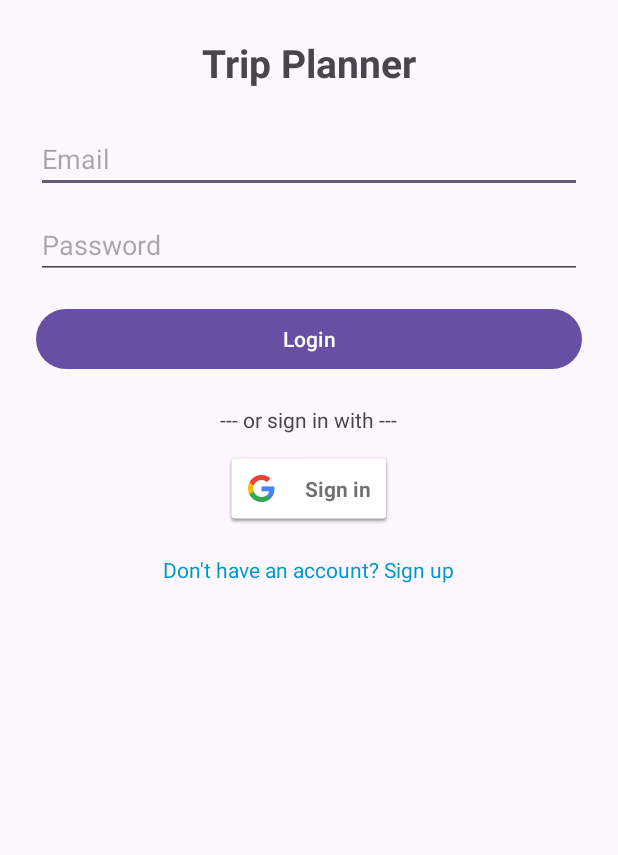
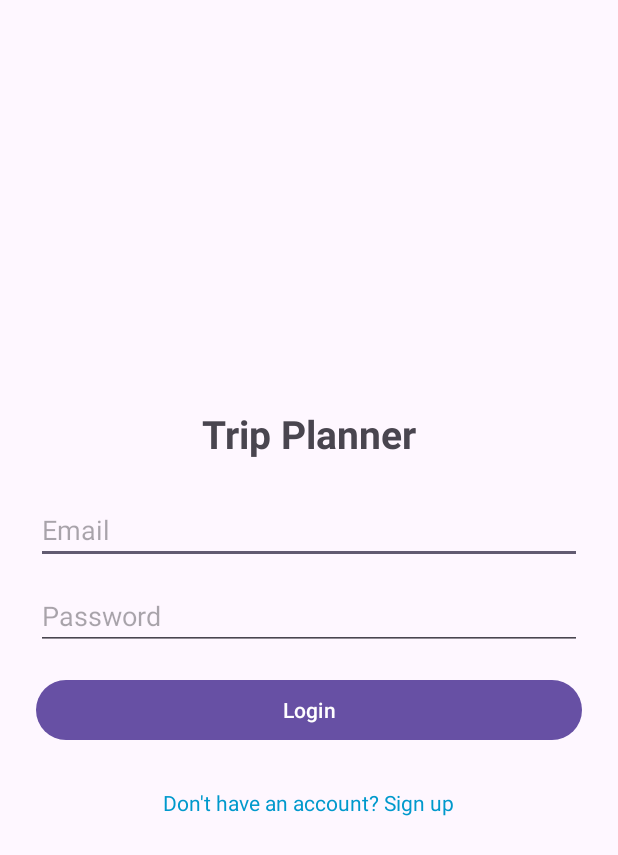
Before and after one commit to donyafallah/TripPlanner, an Android app: the screen it shows after launch (MainActivity before the commit, LoginActivity after it), after a tap on "Login", on a phone screen of 412 x 824 dp. Shown: the top 855 px of the screen. Run offline under Robolectric (Android 15) with nearby library versions, the light colour scheme and no system bars.

Commit message:
Add login and signup screens with basic validation and navigation

```diff
--- /dev/null
+++ b/app/src/main/java/ir/shariaty/tripplaner/LoginActivity.java
@@ -0,0 +1,57 @@
+package ir.shariaty.tripplaner;
+
+import android.content.Intent;
+import android.os.Bundle;
+import android.view.View;
+import android.widget.Button;
+import android.widget.EditText;
+import android.widget.TextView;
+import android.widget.Toast;
+
+import androidx.annotation.Nullable;
+import androidx.appcompat.app.AppCompatActivity;
+
+public class LoginActivity extends AppCompatActivity {
+
+    private EditText emailInput, passwordInput;
+    private Button loginBtn;
+    private TextView goToSignUp;
+
+    @Override
+    protected void onCreate(@Nullable Bundle savedInstanceState) {
+        super.onCreate(savedInstanceState);
+        setContentView(R.layout.activity_login);
+
+        emailInput = findViewById(R.id.emailInput);
+        passwordInput = findViewById(R.id.passwordInput);
+        loginBtn = findViewById(R.id.loginBtn);
+        goToSignUp = findViewById(R.id.goToSignUp);
+
+        loginBtn.setOnClickListener(new View.OnClickListener() {
+            @Override
+            public void onClick(View v) {
+                String email = emailInput.getText().toString().trim();
+                String password = passwordInput.getText().toString();
+
+                if (email.isEmpty() || password.isEmpty()) {
+                    Toast.makeText(LoginActivity.this, "Please enter email and password", Toast.LENGTH_SHORT).show();
+                } else {
+                    // Code for login validation or sending request to server goes here
+                    Toast.makeText(LoginActivity.this, "Logging in...", Toast.LENGTH_SHORT).show();
+                    // if login was success:
+                    // Intent intent = new Intent(LoginActivity.this, MainActivity.class);
+                    // startActivity(intent);
+                    // finish();
+                }
+            }
+        });
+
+        goToSignUp.setOnClickListener(new View.OnClickListener() {
+            @Override
+            public void onClick(View v) {
+                Intent intent = new Intent(LoginActivity.this, SignUpActivity.class);
+                startActivity(intent);
+            }
+        });
+    }
+}
--- a/app/src/main/java/ir/shariaty/tripplaner/MainActivity.java
+++ /dev/null
@@ -1,36 +0,0 @@
-package ir.shariaty.tripplaner;
-
-import android.os.Bundle;
-
-import androidx.activity.EdgeToEdge;
-import androidx.appcompat.app.AppCompatActivity;
-import androidx.core.graphics.Insets;
-import androidx.core.view.ViewCompat;
-import androidx.core.view.WindowInsetsCompat;
-import android.widget.Button;
-import android.widget.EditText;
-import android.widget.Toast;
-
-
-public class MainActivity extends AppCompatActivity {
-
-    EditText emailInput, passwordInput;
-    Button loginBtn;
-
-    @Override
-    protected void onCreate(Bundle savedInstanceState) {
-        super.onCreate(savedInstanceState);
-        setContentView(R.layout.activity_main);
-
-        emailInput = findViewById(R.id.emailInput);
-        passwordInput = findViewById(R.id.passwordInput);
-        loginBtn = findViewById(R.id.loginBtn);
-
-        loginBtn.setOnClickListener(v -> {
-            String email = emailInput.getText().toString().trim();
-            String password = passwordInput.getText().toString().trim();
-
-            Toast.makeText(this, "Login clicked\nEmail: " + email, Toast.LENGTH_SHORT).show();
-        });
-    }
-}
--- a/app/src/main/res/layout/activity_main.xml
+++ b/app/src/main/res/layout/activity_login.xml
@@ -4,13 +4,14 @@
     android:layout_width="match_parent"
     android:layout_height="match_parent"
     android:padding="24dp"
-    tools:context=".MainActivity">
+    android:fillViewport="true">
 
     <LinearLayout
         android:layout_width="match_parent"
-        android:layout_height="wrap_content"
+        android:layout_height="match_parent"
         android:orientation="vertical"
-        android:gravity="center_horizontal">
+        android:gravity="center"
+        android:layout_gravity="center">
 
         <TextView
             android:id="@+id/appTitle"
@@ -43,17 +44,17 @@
             android:text="Login"
             android:layout_marginTop="16dp" />
 
-        <TextView
+        <!--  <TextView
              android:layout_width="wrap_content"
              android:layout_height="wrap_content"
-            android:text="--- or sign in with ---"
+             android:text="- or sign in with -"
              android:layout_marginTop="20dp" />
 
         <com.google.android.gms.common.SignInButton
              android:id="@+id/googleSignInBtn"
              android:layout_width="wrap_content"
              android:layout_height="wrap_content"
-            android:layout_marginTop="12dp" />
+             android:layout_marginTop="12dp" />     -->
 
         <TextView
             android:id="@+id/goToSignUp"
@@ -61,7 +62,11 @@
             android:layout_height="wrap_content"
             android:text="Don't have an account? Sign up"
             android:textColor="@android:color/holo_blue_dark"
-            android:layout_marginTop="20dp" />
+            android:textSize="14sp"
+            android:layout_marginTop="20dp"
+            android:clickable="true"
+            android:focusable="true"
+            android:padding="8dp" />
 
     </LinearLayout>
 </ScrollView>
--- a/build.gradle.kts
+++ b/build.gradle.kts
@@ -1,4 +1,5 @@
 // Top-level build file where you can add configuration options common to all sub-projects/modules.
 plugins {
     alias(libs.plugins.android.application) apply false
+
 }
--- a/settings.gradle.kts
+++ b/settings.gradle.kts
@@ -7,6 +7,7 @@ pluginManagement {
                 includeGroupByRegex("androidx.*")
             }
         }
+        google()
         mavenCentral()
         gradlePluginPortal()
     }
```
Also changed, not shown: app/build.gradle.kts (+10 -0 lines), app/src/main/AndroidManifest.xml (+15 -4 lines), app/src/main/java/ir/shariaty/tripplaner/SignUpActivity.java (added, +57 -0 lines), app/src/main/res/layout/activity_sign_up.xml (added, +61 -0 lines), gradle/libs.versions.toml (line endings or trailing spaces), 1 other file. Lines whose indentation alone changed are shown as unchanged.
